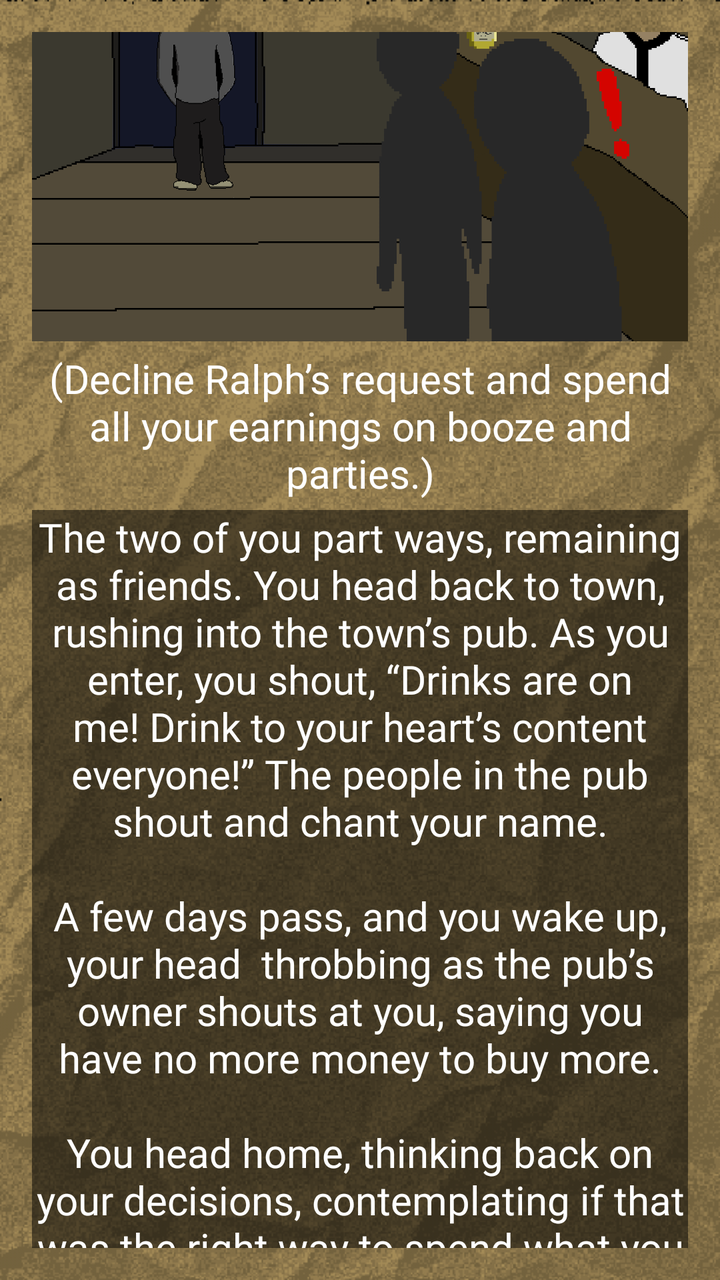
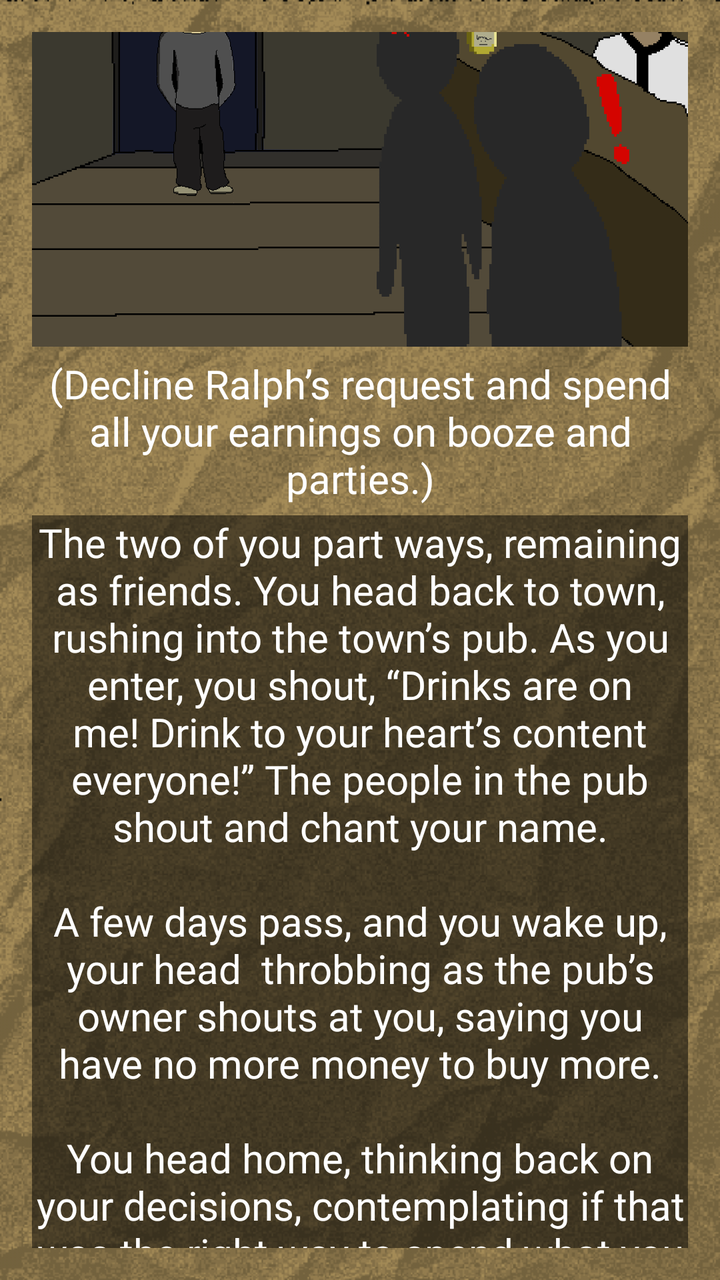

Screens rendered from an Android XML layout before and after an edit, with the pre-edit source and the edit as a unified diff.
<!-- AndroidManifest.xml: application theme Theme.ChoiceQuest -->
<!-- res/layout/activity_page2_1_1_1_1_1_1_3.xml -->
<?xml version="1.0" encoding="utf-8"?>
<LinearLayout xmlns:android="http://schemas.android.com/apk/res/android"
    xmlns:app="http://schemas.android.com/apk/res-auto"
    xmlns:tools="http://schemas.android.com/tools"
    android:id="@+id/page2_1_1_1_1_1_1_3"
    android:layout_width="match_parent"
    android:layout_height="match_parent"
    android:gravity="center"
    android:orientation="vertical"
    android:background="@drawable/papertexture_"
    android:backgroundTint="#f8e7c2"
    android:backgroundTintMode="multiply"
    android:padding="16dp"
    tools:context=".Page2_1_1_1_1_1_1_3">

    <View
        android:layout_width="match_parent"
        android:layout_height="0dp"
        android:layout_weight="0.1"/>

    <ImageView
        android:id="@+id/imageView"
        android:layout_width="412dp"
        android:layout_height="250dp"
        android:src="@drawable/page2_1_1_1_1_1_1_3"/>

    <View
        android:layout_width="match_parent"
        android:layout_height="1dp"
        android:layout_weight="0.1"/>

    <TextView
        android:layout_width="match_parent"
        android:layout_height="wrap_content"
        android:fontFamily="@font/pixelspace"
        android:gravity="center"
        android:padding="5dp"
        android:text="(Decline Ralph’s request and spend all your earnings on booze and parties.)"
        android:textColor="@color/white"
        android:textSize="20sp" />

    <TextView
        android:id="@+id/tv_page2_1_1_1_1_1_1_3"
        android:layout_width="match_parent"
        android:layout_height="wrap_content"
        android:gravity="center"
        android:textColor="#FFFFFF"
        android:background="#80000000"
        android:fontFamily="@font/pixelgame_font"
        android:textSize="20sp"
        android:text="The two of you part ways, remaining as friends. You head back to town, rushing into the town’s pub. As you enter, you shout, “Drinks are on me! Drink to your heart’s content everyone!” The people in the pub shout and chant your name.\n\nA few days pass, and you wake up, your head  throbbing as the pub’s owner shouts at you, saying you have no more money to buy more.\n\nYou head home, thinking back on your decisions, contemplating if that was the right way to spend what you luckily got by chance."/>


    <Button
        android:layout_width="match_parent"
        android:layout_height="wrap_content"
        android:fontFamily="@font/quest_font"
        android:gravity="center"
        android:padding="16dp"
        android:background="@android:color/transparent"
        android:text="Go Back to Title Page"
        android:onClick="title4" />

    <View
        android:layout_width="match_parent"
        android:layout_height="1dp"
        android:layout_weight="0.1"/>
</LinearLayout>
<!-- resources referenced by this layout -->
<resources>
  <color name="white">#FFFFFF</color>
  <!-- drawable page2_1_1_1_1_1_1_3: png bitmap (drawable, 33797 bytes) -->
  <!-- drawable papertexture_: png bitmap (drawable, 156948 bytes) -->
  <style name="Theme.ChoiceQuest" parent="Base.Theme.ChoiceQuest" />
  <style name="Base.Theme.ChoiceQuest" parent="Theme.Material3.DayNight.NoActionBar">
          
          
      </style>
</resources>

<!-- the commit's change to res/layout/activity_page2_1_1_1_1_1_1_3.xml (unified diff, before → after) -->
@@ -57,8 +57,9 @@
         android:fontFamily="@font/quest_font"
         android:gravity="center"
         android:padding="16dp"
-        android:background="@android:color/transparent"
-        android:text="Go Back to Title Page"
+        android:textSize="10sp"
+        android:textColor="@color/white"
+        android:backgroundTint="@color/cardview_dark_background"        android:text="Go Back to Title Page"
         android:onClick="title4" />
 
     <View
